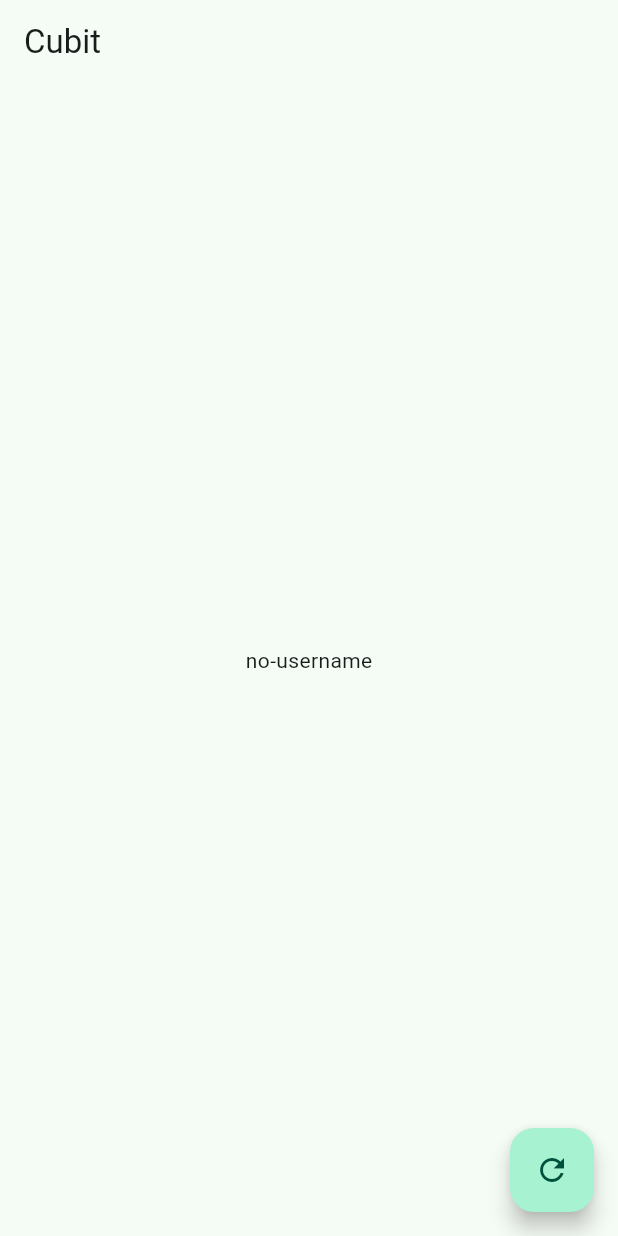
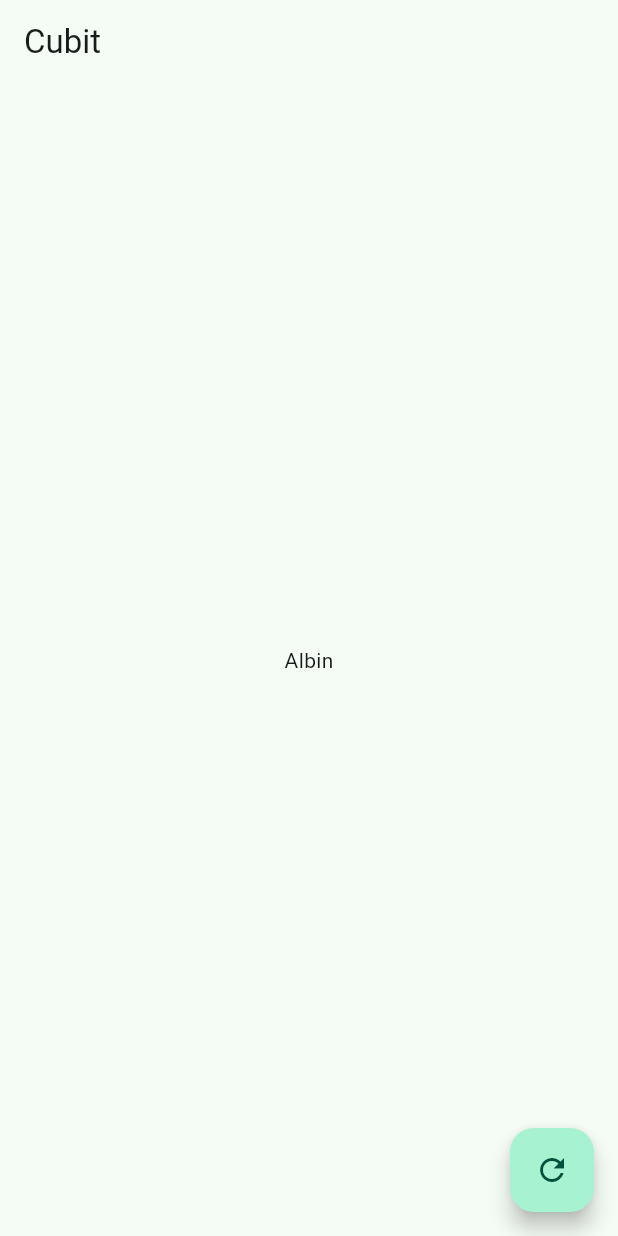
Before and after one commit to albinrk10/Flutter-Bloc-Example, a Flutter app: the CubitScreen screen opened by its route, after a tap on the "refresh" icon, on a phone screen of 412 x 824 dp. Run offline on Flutter 3.47's test engine with Material 3 defaults, Android fonts, the phone set to English and light mode, and no system bars; our stand-ins replace bloc, dio, flutter_bloc, go_router; missing offline and left inert: random_name_generator.

Commit message:
BlocBuilder

```diff
--- a/lib/main.dart
+++ b/lib/main.dart
@@ -16,7 +16,8 @@ class BlocProviders extends StatelessWidget {
   Widget build(BuildContext context) {
     return MultiBlocProvider(
       providers: [
-       BlocProvider(create: (context) => UsernameCubit()),
+        //Usamos lazy false para que inicie todos lo bloc al iniciar la app, true en caso contrario
+       BlocProvider(create: (context) => UsernameCubit(),lazy: false,),
       ],
       child: const App()
     );
--- a/lib/presentation/bloc/01-simple_cubit/username_cubit.dart
+++ b/lib/presentation/bloc/01-simple_cubit/username_cubit.dart
@@ -1,7 +1,9 @@
 import 'package:bloc/bloc.dart';
 
 class UsernameCubit extends Cubit<String>{
-  UsernameCubit() : super('no-username');
+  UsernameCubit() : super('no-username'){
+    print('UsernameCubit: constructor');
+  }
 
   void setUsername(String username){
     emit(username);
--- a/lib/presentation/screens/01_simple_cubit/cubit_screen.dart
+++ b/lib/presentation/screens/01_simple_cubit/cubit_screen.dart
@@ -9,18 +9,26 @@ class CubitScreen extends StatelessWidget {
   @override
   Widget build(BuildContext context) {
     final usernameCubit = context.watch<UsernameCubit>();
+    // print('CubitScreen: build');
     return Scaffold(
       appBar: AppBar(
         title: const Text('Cubit'),
       ),
-      body: Center(
-        child: Text(usernameCubit.state),
-      ),
+      body: Center(child: BlocBuilder<UsernameCubit, String>(
+        // buildWhen: (previous, current) => previous != current,
+        builder: (context, state) {
+          print('Cambio');
+          return Text(state);
+        },
+      )),
       floatingActionButton: FloatingActionButton(
         onPressed: () {
-          usernameCubit.setUsername(
-            RandomGenerator.getRandomName(),
-          );
+          context.read<UsernameCubit>().setUsername(
+              // RandomGenerator.getRandomName(),
+              'Albin');
+          // usernameCubit.setUsername(
+          //   RandomGenerator.getRandomName(),
+          // );
         },
         child: const Icon(Icons.refresh),
       ),
```
